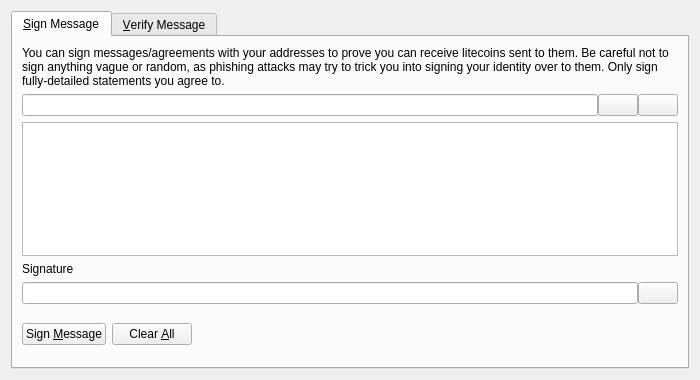
First picture: the form in src/qt/forms/signverifymessagedialog.ui, repository CptMgm/Stonkscoin, before the edit.
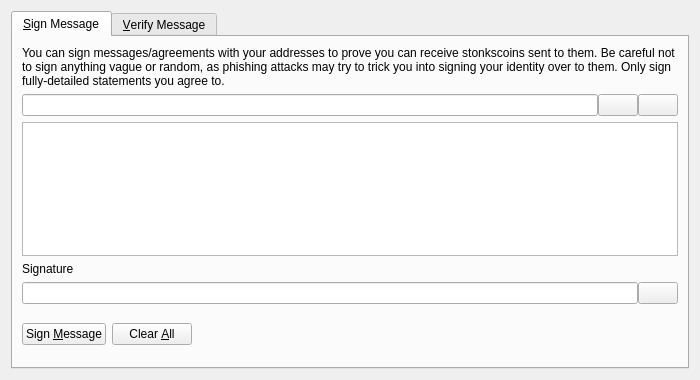
Second picture: the form after the edit. Icons and pictures are not drawn. Custom widgets are drawn as their Qt base class.

```diff
--- a/src/qt/forms/signverifymessagedialog.ui
+++ b/src/qt/forms/signverifymessagedialog.ui
@@ -30,7 +30,7 @@
        <item>
         <widget class="QLabel" name="infoLabel_SM">
          <property name="text">
-          <string>You can sign messages/agreements with your addresses to prove you can receive litecoins sent to them. Be careful not to sign anything vague or random, as phishing attacks may try to trick you into signing your identity over to them. Only sign fully-detailed statements you agree to.</string>
+          <string>You can sign messages/agreements with your addresses to prove you can receive stonkscoins sent to them. Be careful not to sign anything vague or random, as phishing attacks may try to trick you into signing your identity over to them. Only sign fully-detailed statements you agree to.</string>
          </property>
          <property name="textFormat">
           <enum>Qt::PlainText</enum>
```
Left out of the diff: 8 changed lines with no effect on the pictures.
